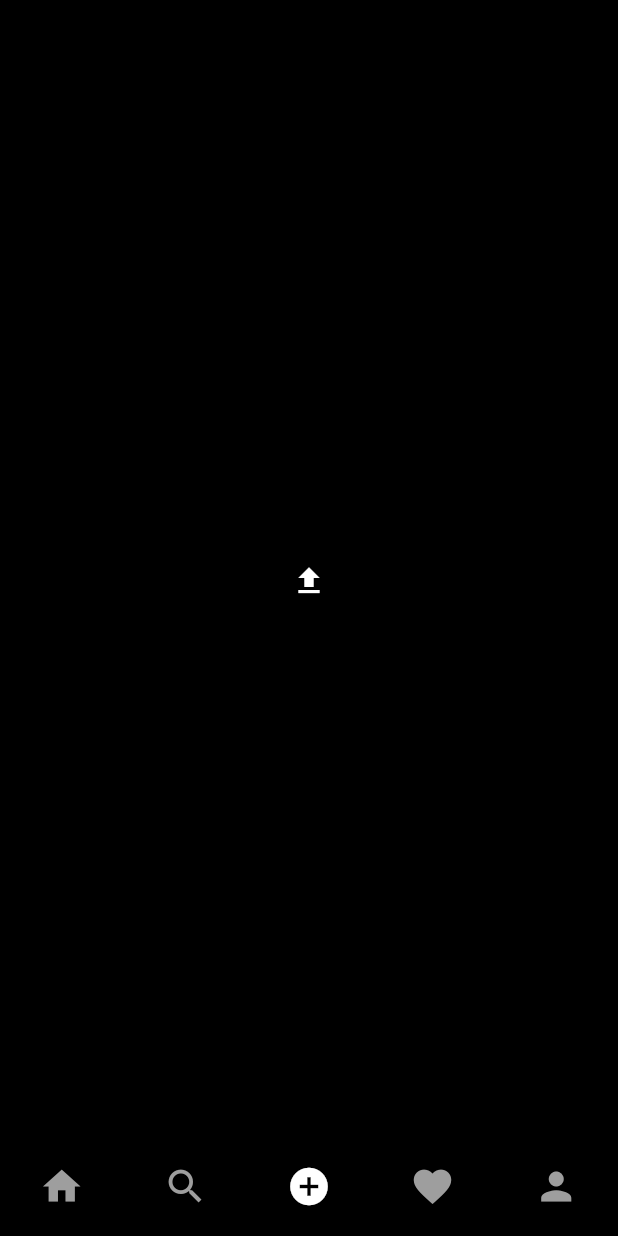
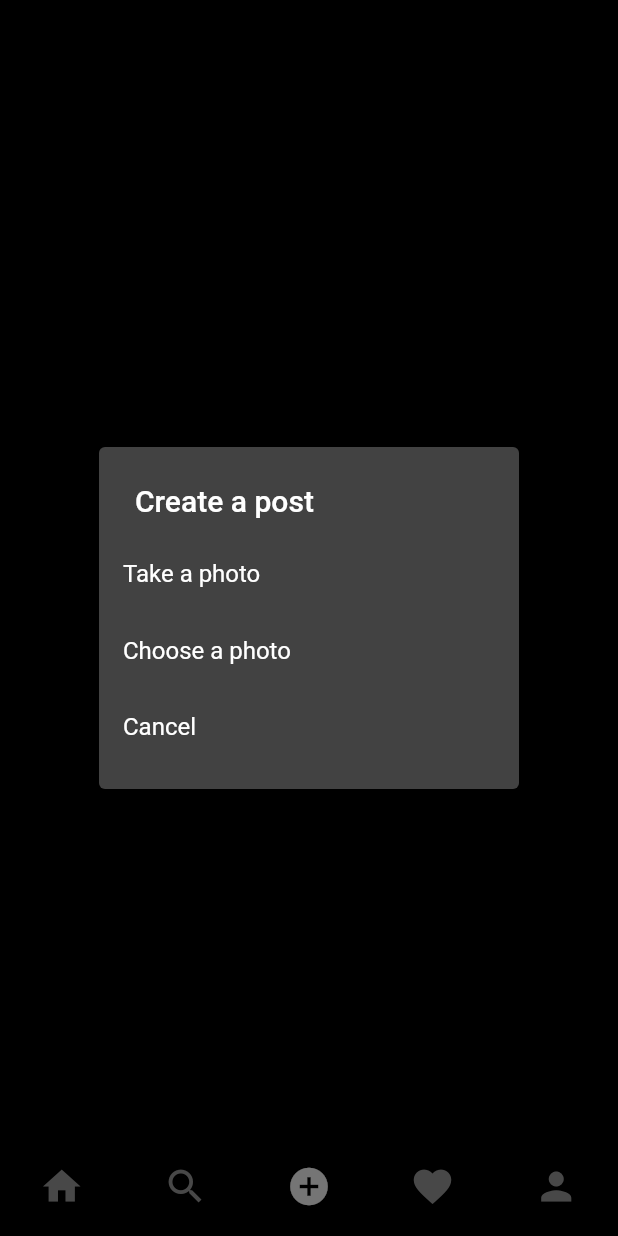
Before and after one commit to slmolloy/instagram_clone_flutter, a Flutter app: the screen it shows once a user with an empty profile is signed in, item 3 of the bottom bar chosen, after a tap on the "upload" icon, on a phone screen of 412 x 824 dp. Run offline on Flutter 3.47's test engine with Material 2 defaults, Android fonts, the phone set to English and light mode, and no system bars; our stand-ins replace cloud_firestore, firebase_auth, firebase_core, firebase_storage, flutter_svg, image_picker; accounts and stored records are empty; network calls fail.

Commit message:
Add post model and firestore post creation

```diff
--- /dev/null
+++ b/lib/models/post.dart
@@ -0,0 +1,49 @@
+import 'package:cloud_firestore/cloud_firestore.dart';
+
+class Post {
+  final String description;
+  final String uid;
+  final String username;
+  final String postId;
+  final DateTime datePublished;
+  final String postUrl;
+  final String? profImage;
+  final List likes;
+
+  const Post({
+    required this.description,
+    required this.uid,
+    required this.username,
+    required this.postId,
+    required this.datePublished,
+    required this.postUrl,
+    required this.profImage,
+    required this.likes,
+  });
+
+  Map<String, dynamic> toJson() => {
+    'description': description,
+    'uid': uid,
+    'username': username,
+    'postId': postId,
+    'datePublished': datePublished,
+    'postUrl': postUrl,
+    'profImage': profImage,
+    'likes': likes,
+  };
+
+  static Post fromSnap(DocumentSnapshot snapshot) {
+    var snap = snapshot.data() as Map<String, dynamic>;
+
+    return Post(
+      description: snap['description'],
+      uid: snap['uid'],
+      username: snap['username'],
+      postId: snap['postId'],
+      datePublished: snap['description'],
+      postUrl: snap['postUrl'],
+      profImage: snap['profImage'],
+      likes: snap['likes'],
+    );
+  }
+}
--- a/lib/resources/storage_methods.dart
+++ b/lib/resources/storage_methods.dart
@@ -3,6 +3,7 @@ import 'dart:typed_data';
 import 'package:firebase_storage/firebase_storage.dart';
 import 'package:firebase_auth/firebase_auth.dart';
 import 'package:flutter/material.dart';
+import 'package:uuid/uuid.dart';
 
 class StorageMethods {
   final FirebaseStorage _storage = FirebaseStorage.instance;
@@ -11,6 +12,11 @@ class StorageMethods {
   Future<String> uploadImageToStorage(String childName, Uint8List file, bool isPost) async {
     Reference ref = _storage.ref().child(childName).child(_auth.currentUser!.uid);
 
+    if (isPost) {
+      String id = const Uuid().v1();
+      ref = ref.child(id);
+    }
+
     UploadTask uploadTask = ref.putData(file);
     TaskSnapshot snap = await uploadTask;
     String downloadUrl = await snap.ref.getDownloadURL();
--- a/lib/screens/add_post_screen.dart
+++ b/lib/screens/add_post_screen.dart
@@ -1,4 +1,14 @@
+import 'dart:typed_data';
+
 import 'package:flutter/material.dart';
+import 'package:image_picker/image_picker.dart';
+import 'package:instagram_flutter/models/user.dart';
+import 'package:instagram_flutter/providers/user_provider.dart';
+import 'package:instagram_flutter/resources/firestore_methods.dart';
+import 'package:instagram_flutter/utils/colors.dart';
+import 'package:instagram_flutter/utils/image.dart';
+import 'package:instagram_flutter/utils/snackbar.dart';
+import 'package:provider/provider.dart';
 
 class AddPostScreen extends StatefulWidget {
   const AddPostScreen({Key? key}) : super(key: key);
@@ -8,13 +18,186 @@ class AddPostScreen extends StatefulWidget {
 }
 
 class _AddPostScreenState extends State<AddPostScreen> {
+  Uint8List? _file;
+  final TextEditingController _descriptionController = TextEditingController();
+  bool _isLoading = false;
+
+  _selectImage(BuildContext context) async {
+    return showDialog(
+      context: context,
+      builder: (context) {
+        return SimpleDialog(
+          title: const Text('Create a post'),
+          children: [
+            SimpleDialogOption(
+              padding: const EdgeInsets.all(16.0),
+              child: const Text('Take a photo'),
+              onPressed: () async {
+                Navigator.of(context).pop();
+                Uint8List file = await pickImage(ImageSource.camera);
+
+                setState(() {
+                  _file = file;
+                });
+              },
+            ),
+            SimpleDialogOption(
+              padding: const EdgeInsets.all(16.0),
+              child: const Text('Choose a photo'),
+              onPressed: () async {
+                Navigator.of(context).pop();
+                Uint8List file = await pickImage(ImageSource.gallery);
+
+                setState(() {
+                  _file = file;
+                });
+              },
+            ),
+            SimpleDialogOption(
+              padding: const EdgeInsets.all(16.0),
+              child: const Text('Cancel'),
+              onPressed: () {
+                Navigator.of(context).pop();
+              },
+            ),
+          ],
+        );
+      },
+    );
+  }
+
+  void postImage(
+    String uid,
+    String username,
+    String? profImage,
+  ) async {
+    setState(() {
+      _isLoading = true;
+    });
+    try {
+      String res = await FirestoreMethods().uploadPost(
+        _descriptionController.text,
+        _file!,
+        uid,
+        username,
+        profImage,
+      );
+
+      setState(() {
+        _isLoading = false;
+      });
+      if (res == 'success') {
+        showSnackBar("Posted!", context);
+        clearImage();
+      } else {
+        showSnackBar(res, context);
+      }
+    } catch (e) {
+      showSnackBar(e.toString(), context);
+    }
+  }
+
+  void clearImage() {
+    setState(() {
+      _file = null;
+      _descriptionController.text = '';
+    });
+  }
+
+  @override
+  void dispose() {
+    super.dispose();
+    _descriptionController.dispose();
+  }
+
   @override
   Widget build(BuildContext context) {
-    return Center(
-      child: IconButton(
-        icon: const Icon(Icons.upload),
-        onPressed: () {},
-      ),
-    );
+    final User user = Provider.of<UserProvider>(context).getUser;
+
+    return _file == null
+        ? Center(
+            child: IconButton(
+              icon: const Icon(Icons.upload),
+              onPressed: () => _selectImage(context),
+            ),
+          )
+        : Scaffold(
+            appBar: AppBar(
+              backgroundColor: mobileBackgroundColor,
+              leading: IconButton(
+                icon: const Icon(Icons.arrow_back),
+                onPressed: clearImage,
+              ),
+              title: const Text('Post to'),
+              actions: [
+                TextButton(
+                  onPressed: () => postImage(
+                    user.uid,
+                    user.username,
+                    user.photoUrl,
+                  ),
+                  child: const Text(
+                    'Post',
+                    style: TextStyle(
+                      color: Colors.blueAccent,
+                      fontWeight: FontWeight.bold,
+                      fontSize: 16,
+                    ),
+                  ),
+                ),
+              ],
+            ),
+            body: Column(
+              children: [
+                _isLoading
+                    ? const LinearProgressIndicator()
+                    : const Padding(
+                        padding: EdgeInsets.only(top: 0),
+                      ),
+                const Divider(color: mobileBackgroundColor),
+                Row(
+                  mainAxisAlignment: MainAxisAlignment.spaceAround,
+                  crossAxisAlignment: CrossAxisAlignment.start,
+                  children: [
+                    user.photoUrl != null
+                        ? CircleAvatar(
+                            radius: 24,
+                            backgroundImage: NetworkImage(user.photoUrl!),
+                          )
+                        : const CircleAvatar(
+                            radius: 24,
+                            backgroundImage: NetworkImage(
+                              'https://cdn.pixabay.com/photo/2015/10/05/22/37/blank-profile-picture-973460_960_720.png',
+                            ),
+                          ),
+                    SizedBox(
+                      width: MediaQuery.of(context).size.width * 0.45,
+                      child: TextField(
+                        controller: _descriptionController,
+                        decoration: const InputDecoration(
+                          hintText: 'Write a caption...',
+                          border: InputBorder.none,
+                        ),
+                        maxLines: 8,
+                      ),
+                    ),
+                    SizedBox(
+                      height: 45,
+                      width: 45,
+                      child: Container(
+                        decoration: BoxDecoration(
+                          image: DecorationImage(
+                            image: MemoryImage(_file!),
+                            fit: BoxFit.fitWidth,
+                            alignment: FractionalOffset.topCenter,
+                          ),
+                        ),
+                      ),
+                    )
+                  ],
+                )
+              ],
+            ),
+          );
   }
 }
--- a/pubspec.yaml
+++ b/pubspec.yaml
@@ -34,6 +34,7 @@ dependencies:
   flutter_svg: ^1.0.3
   image_picker: ^0.8.4
   provider: ^6.0.2
+  uuid: ^3.0.5
   flutter:
     sdk: flutter
 
```
Also changed, not shown: lib/resources/firestore_methods.dart (added, +43 -0 lines), pubspec.lock.
